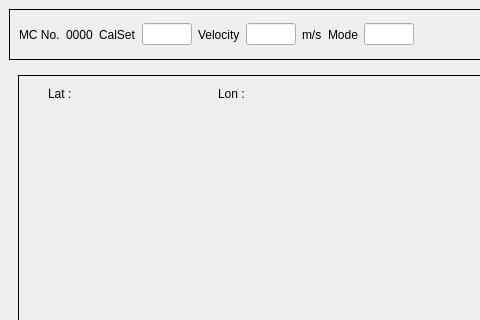
Above: testscreen.ui from parashyd/AXLE-TESTER before the change; both pictures show x 0 to 480 and y 0 to 320 of the 640 by 480 pixel window. Below: the same form after it.
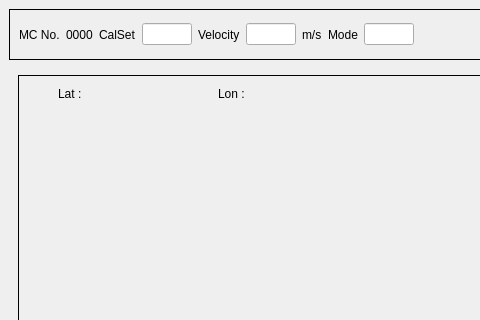
That is the form after the change. Icons and pictures are not drawn. Custom widgets are drawn as their Qt base class.

What changed in the file:
```diff
--- a/testscreen.ui
+++ b/testscreen.ui
@@ -344,7 +344,7 @@
             <widget class="QLabel" name="label_latitude">
              <property name="geometry">
               <rect>
-               <x>60</x>
+               <x>70</x>
                <y>0</y>
                <width>111</width>
                <height>18</height>
@@ -370,7 +370,7 @@
             <widget class="QLabel" name="label_Lat">
              <property name="geometry">
               <rect>
-               <x>20</x>
+               <x>30</x>
                <y>0</y>
                <width>31</width>
                <height>18</height>
```
